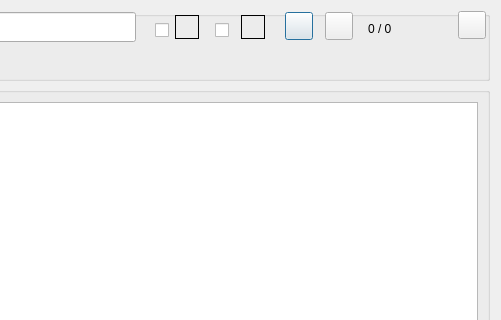
This is GUI_UIs/ui_dialog_code_by_case.ui in ccbogel/QualCoder as Qt 5 draws it before an edit; both pictures show x 523 to 1024 and y 0 to 320 of the 1024 by 695 pixel window. The edited form follows.
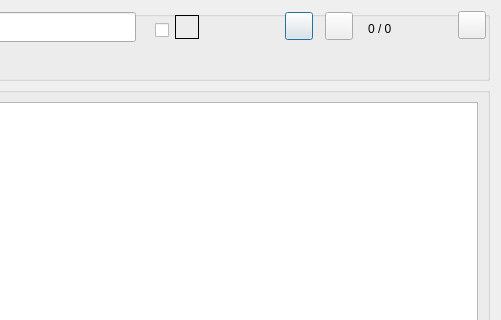
This is the edited form.

Patch:
```diff
--- a/GUI_UIs/ui_dialog_code_by_case.ui
+++ b/GUI_UIs/ui_dialog_code_by_case.ui
@@ -74,22 +74,6 @@
        <string/>
       </property>
      </widget>
-     <widget class="QCheckBox" name="checkBox_search_all_files">
-      <property name="geometry">
-       <rect>
-        <x>727</x>
-        <y>1</y>
-        <width>21</width>
-        <height>36</height>
-       </rect>
-      </property>
-      <property name="toolTip">
-       <string>&lt;html&gt;&lt;head/&gt;&lt;body&gt;&lt;p&gt;search all files&lt;/p&gt;&lt;/body&gt;&lt;/html&gt;</string>
-      </property>
-      <property name="text">
-       <string/>
-      </property>
-     </widget>
      <widget class="QLabel" name="label_search_totals">
       <property name="geometry">
        <rect>
@@ -154,34 +138,6 @@
        <string/>
       </property>
      </widget>
-     <widget class="QLabel" name="label_search_all_files">
-      <property name="geometry">
-       <rect>
-        <x>753</x>
-        <y>4</y>
-        <width>24</width>
-        <height>24</height>
-       </rect>
-      </property>
-      <property name="toolTip">
-       <string>&lt;html&gt;&lt;head/&gt;&lt;body&gt;&lt;p&gt;Search text. All text files.&lt;/p&gt;&lt;/body&gt;&lt;/html&gt;</string>
-      </property>
-      <property name="autoFillBackground">
-       <bool>false</bool>
-      </property>
-      <property name="frameShape">
-       <enum>QFrame::Box</enum>
-      </property>
-      <property name="text">
-       <string/>
-      </property>
-      <property name="alignment">
-       <set>Qt::AlignRight|Qt::AlignTrailing|Qt::AlignVCenter</set>
-      </property>
-      <property name="wordWrap">
-       <bool>true</bool>
-      </property>
-     </widget>
      <widget class="QLabel" name="label_search_case_sensitive">
       <property name="geometry">
        <rect>
```
Left out of the diff: 1 changed line with no effect on the pictures.
